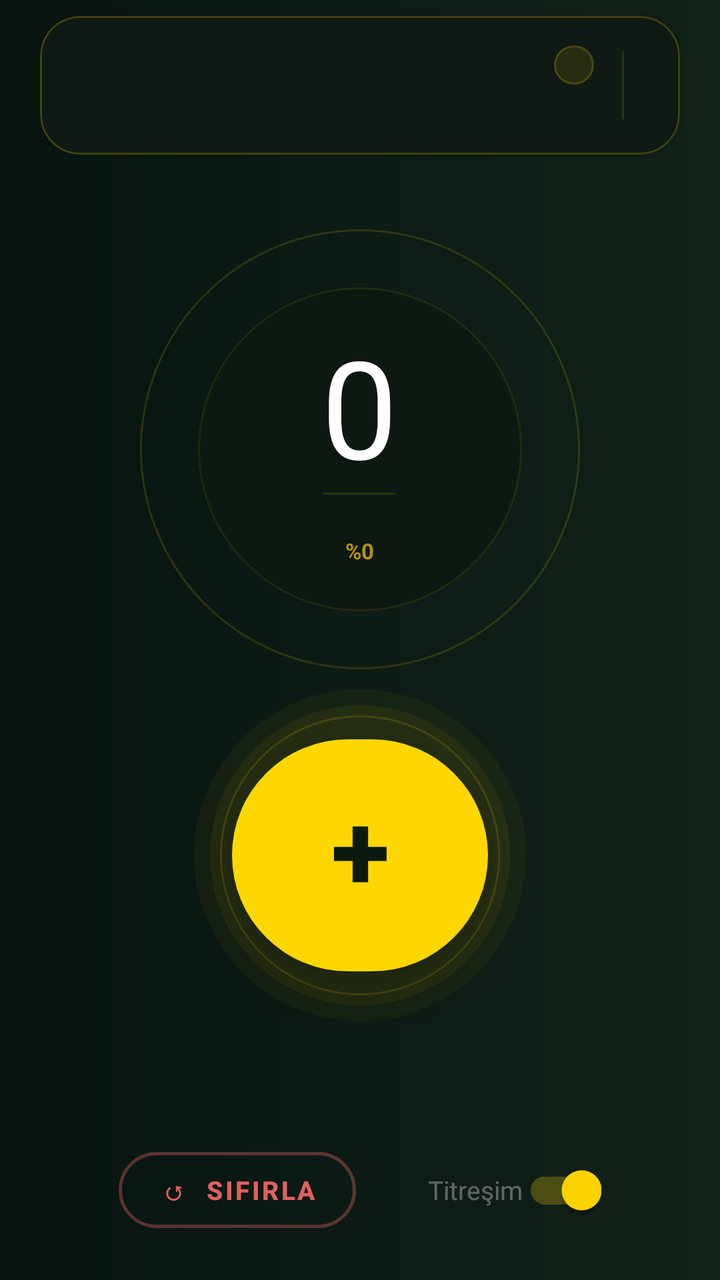
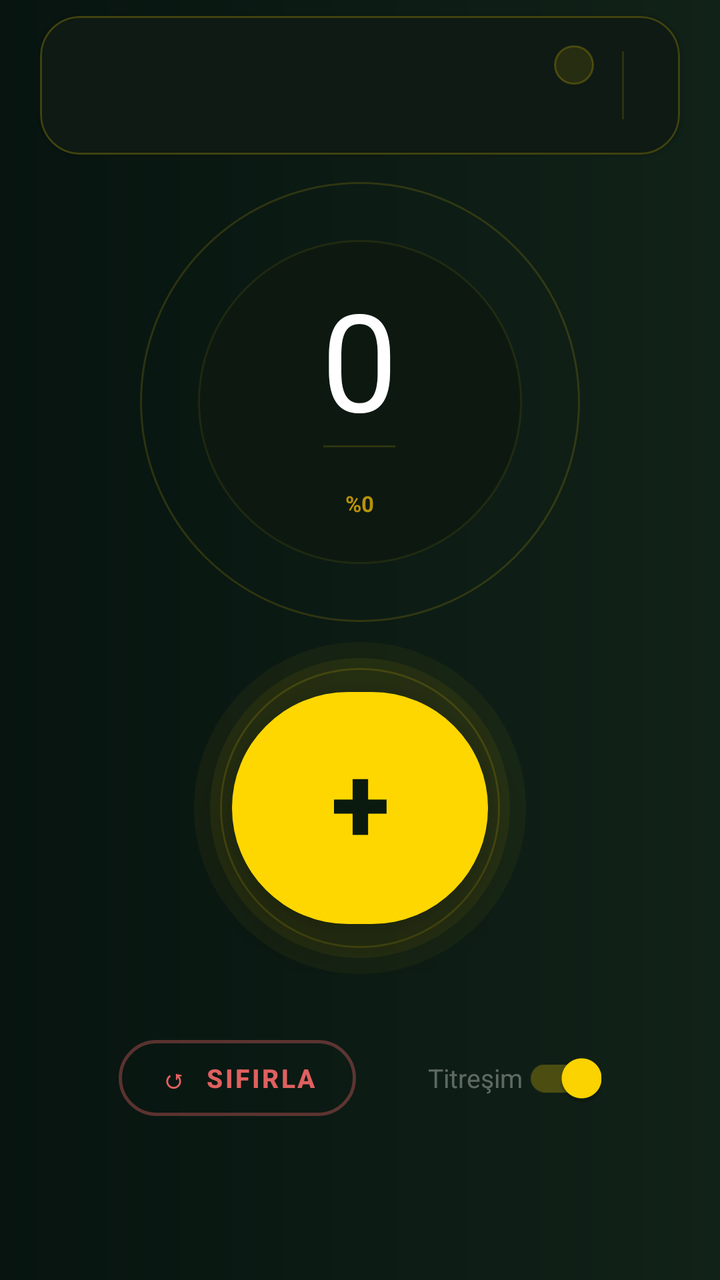

Screens rendered from an Android XML layout before and after an edit, with the pre-edit source and the edit as a unified diff.
<!-- AndroidManifest.xml: application theme Theme.IbadetApp -->
<!-- res/layout/fragment_zikir_counter.xml -->
<?xml version="1.0" encoding="utf-8"?>
<androidx.constraintlayout.widget.ConstraintLayout
    xmlns:android="http://schemas.android.com/apk/res/android"
    xmlns:app="http://schemas.android.com/apk/res-auto"
    android:layout_width="match_parent"
    android:layout_height="match_parent"
    android:background="@drawable/bg_tesbih_gradient">

    
    <com.google.android.material.card.MaterialCardView
        android:id="@+id/card_zikir_info"
        android:layout_width="0dp"
        android:layout_height="wrap_content"
        android:layout_marginHorizontal="20dp"
        android:layout_marginTop="8dp"
        app:cardBackgroundColor="#0E1A13"
        app:cardCornerRadius="20dp"
        app:cardElevation="2dp"
        app:strokeColor="#35FFD700"
        app:strokeWidth="1dp"
        app:layout_constraintTop_toTopOf="parent"
        app:layout_constraintStart_toStartOf="parent"
        app:layout_constraintEnd_toEndOf="parent">

        <LinearLayout
            android:layout_width="match_parent"
            android:layout_height="wrap_content"
            android:orientation="horizontal"
            android:gravity="center_vertical"
            android:paddingStart="16dp"
            android:paddingEnd="14dp"
            android:paddingVertical="12dp">

            <LinearLayout
                android:layout_width="0dp"
                android:layout_height="wrap_content"
                android:layout_weight="1"
                android:orientation="vertical">

                <LinearLayout
                    android:layout_width="match_parent"
                    android:layout_height="wrap_content"
                    android:orientation="horizontal"
                    android:gravity="center_vertical"
                    android:layout_marginBottom="4dp">

                    <TextView
                        android:id="@+id/tv_zikir_translit"
                        android:layout_width="0dp"
                        android:layout_height="wrap_content"
                        android:layout_weight="1"
                        android:textSize="16sp"
                        android:textStyle="bold"
                        android:textColor="#F5F5F5"
                        android:layout_marginEnd="8dp" />

                    <TextView
                        android:id="@+id/tv_zikir_category"
                        android:layout_width="wrap_content"
                        android:layout_height="wrap_content"
                        android:textSize="10sp"
                        android:textColor="#FFD700"
                        android:background="@drawable/bg_category_badge"
                        android:paddingHorizontal="10dp"
                        android:paddingVertical="3dp" />

                </LinearLayout>

                <TextView
                    android:id="@+id/tv_zikir_turkish"
                    android:layout_width="match_parent"
                    android:layout_height="wrap_content"
                    android:textSize="12sp"
                    android:textColor="#65FFFFFF"
                    android:maxLines="1"
                    android:ellipsize="end" />

            </LinearLayout>

            <View
                android:layout_width="1dp"
                android:layout_height="34dp"
                android:layout_marginHorizontal="14dp"
                android:background="#20FFD700" />

            <TextView
                android:id="@+id/tv_zikir_arabic"
                android:layout_width="wrap_content"
                android:layout_height="wrap_content"
                android:textSize="22sp"
                android:textColor="#FFD700"
                android:gravity="center"
                android:textDirection="rtl"
                android:fontFamily="@font/arabic_font"
                android:lineSpacingMultiplier="1.4"
                android:shadowColor="#90FFD700"
                android:shadowDx="0"
                android:shadowDy="0"
                android:shadowRadius="8" />

        </LinearLayout>

    </com.google.android.material.card.MaterialCardView>

    
    <FrameLayout
        android:id="@+id/fl_counter"
        android:layout_width="220dp"
        android:layout_height="220dp"
        app:layout_constraintTop_toBottomOf="@id/card_zikir_info"
        app:layout_constraintBottom_toTopOf="@id/fl_button"
        app:layout_constraintStart_toStartOf="parent"
        app:layout_constraintEnd_toEndOf="parent"
        app:layout_constraintVertical_chainStyle="packed"
        app:layout_constraintVertical_bias="0.42">

        <View
            android:layout_width="220dp"
            android:layout_height="220dp"
            android:layout_gravity="center"
            android:background="@drawable/bg_ring_outer" />

        <com.google.android.material.progressindicator.CircularProgressIndicator
            android:id="@+id/progress_bar"
            android:layout_width="200dp"
            android:layout_height="200dp"
            android:layout_gravity="center"
            app:trackThickness="11dp"
            app:indicatorColor="#FFD700"
            app:trackColor="#18FFFFFF"
            app:trackCornerRadius="6dp" />

        <View
            android:layout_width="162dp"
            android:layout_height="162dp"
            android:layout_gravity="center"
            android:background="@drawable/bg_counter_circle" />

        <LinearLayout
            android:layout_width="wrap_content"
            android:layout_height="wrap_content"
            android:layout_gravity="center"
            android:orientation="vertical"
            android:gravity="center">

            <TextView
                android:id="@+id/tv_current_count"
                android:layout_width="wrap_content"
                android:layout_height="wrap_content"
                android:textSize="68sp"
                android:textStyle="bold"
                android:textColor="#FFFFFF"
                android:fontFamily="sans-serif-thin"
                android:text="0"
                android:includeFontPadding="false" />

            <View
                android:layout_width="36dp"
                android:layout_height="1dp"
                android:layout_marginBottom="3dp"
                android:background="#22FFD700" />

            <TextView
                android:id="@+id/tv_target_count"
                android:layout_width="wrap_content"
                android:layout_height="wrap_content"
                android:textSize="11sp"
                android:textColor="#50FFFFFF"
                android:gravity="center" />

            <TextView
                android:id="@+id/tv_progress"
                android:layout_width="wrap_content"
                android:layout_height="wrap_content"
                android:textSize="11sp"
                android:textStyle="bold"
                android:textColor="#B8920A"
                android:text="%0"
                android:layout_marginTop="3dp" />

        </LinearLayout>

    </FrameLayout>

    
    <FrameLayout
        android:id="@+id/fl_button"
        android:layout_width="wrap_content"
        android:layout_height="wrap_content"
        android:layout_marginTop="10dp"
        app:layout_constraintTop_toBottomOf="@id/fl_counter"
        app:layout_constraintBottom_toTopOf="@id/ll_controls"
        app:layout_constraintStart_toStartOf="parent"
        app:layout_constraintEnd_toEndOf="parent">

        
        <View
            android:layout_width="166dp"
            android:layout_height="166dp"
            android:layout_gravity="center"
            android:background="@drawable/bg_button_glow"
            android:alpha="0.09" />

        
        <View
            android:layout_width="150dp"
            android:layout_height="150dp"
            android:layout_gravity="center"
            android:background="@drawable/bg_button_glow"
            android:alpha="0.12" />

        
        <View
            android:layout_width="140dp"
            android:layout_height="140dp"
            android:layout_gravity="center"
            android:background="@drawable/bg_ring_outer" />

        
        <com.google.android.material.button.MaterialButton
            android:id="@+id/btn_count"
            android:layout_width="128dp"
            android:layout_height="128dp"
            android:layout_gravity="center"
            android:text="+"
            android:textSize="54sp"
            android:textColor="#0A1A0E"
            android:textStyle="bold"
            app:backgroundTint="#FFD700"
            app:cornerRadius="64dp"
            android:elevation="16dp"
            android:stateListAnimator="@null"
            android:includeFontPadding="false"
            android:paddingBottom="6dp" />

    </FrameLayout>

    
    <LinearLayout
        android:id="@+id/ll_controls"
        android:layout_width="0dp"
        android:layout_height="wrap_content"
        android:orientation="horizontal"
        android:gravity="center"
        android:paddingHorizontal="32dp"
        android:paddingBottom="20dp"
        android:paddingTop="8dp"
        app:layout_constraintBottom_toBottomOf="parent"
        app:layout_constraintStart_toStartOf="parent"
        app:layout_constraintEnd_toEndOf="parent">

        <com.google.android.material.button.MaterialButton
            android:id="@+id/btn_reset"
            style="@style/Widget.MaterialComponents.Button.OutlinedButton"
            android:layout_width="wrap_content"
            android:layout_height="wrap_content"
            android:text="↺  Sıfırla"
            android:textColor="#E06060"
            android:textSize="13sp"
            android:textStyle="bold"
            android:layout_marginEnd="36dp"
            app:strokeColor="#60E06060"
            app:strokeWidth="1.5dp"
            app:backgroundTint="@android:color/transparent"
            app:cornerRadius="24dp"
            android:paddingHorizontal="20dp"
            android:paddingVertical="10dp" />

        <com.google.android.material.switchmaterial.SwitchMaterial
            android:id="@+id/btn_vibration"
            android:layout_width="wrap_content"
            android:layout_height="wrap_content"
            android:text="Titreşim"
            android:checked="true"
            android:textColor="#55FFFFFF"
            android:textSize="13sp"
            app:thumbTint="#FFD700"
            app:trackTint="#40FFD700" />

    </LinearLayout>

</androidx.constraintlayout.widget.ConstraintLayout>
<!-- resources referenced by this layout -->
<resources>
  <!-- drawable bg_button_glow (drawable) -->
  <?xml version="1.0" encoding="utf-8"?>
  <shape xmlns:android="http://schemas.android.com/apk/res/android"
      android:shape="oval">
      <solid android:color="#80FFD700" />
  </shape>
  <!-- drawable bg_category_badge (drawable) -->
  <?xml version="1.0" encoding="utf-8"?>
  <shape xmlns:android="http://schemas.android.com/apk/res/android">
      <solid android:color="#1AFFD700" />
      <corners android:radius="12dp" />
      <stroke
          android:width="1dp"
          android:color="#35FFD700" />
  </shape>
  <!-- drawable bg_counter_circle (drawable) -->
  <?xml version="1.0" encoding="utf-8"?>
  <shape xmlns:android="http://schemas.android.com/apk/res/android"
      android:shape="oval">
      <solid android:color="#0D1910" />
      <stroke
          android:width="1dp"
          android:color="#15FFD700" />
  </shape>
  <!-- drawable bg_ring_outer (drawable) -->
  <?xml version="1.0" encoding="utf-8"?>
  <shape xmlns:android="http://schemas.android.com/apk/res/android"
      android:shape="oval">
      <solid android:color="@android:color/transparent" />
      <stroke
          android:width="1dp"
          android:color="#25FFD700" />
  </shape>
  <!-- drawable bg_tesbih_gradient (drawable) -->
  <?xml version="1.0" encoding="utf-8"?>
  <shape xmlns:android="http://schemas.android.com/apk/res/android">
      <gradient
          android:type="linear"
          android:angle="180"
          android:startColor="#112218"
          android:endColor="#071410" />
  </shape>
  <style name="Theme.IbadetApp" parent="Theme.MaterialComponents.DayNight.DarkActionBar">
          <item name="colorPrimary">@color/green_primary</item>
          <item name="colorPrimaryDark">@color/green_dark</item>
          <item name="colorAccent">@color/green_light</item>
          <item name="colorPrimaryVariant">@color/green_dark</item>
          <item name="colorOnPrimary">@color/white</item>
          <item name="colorSecondary">@color/green_light</item>
          <item name="colorOnSecondary">@color/white</item>
          <item name="android:statusBarColor">@color/premium_bg_dark</item>
          <item name="android:navigationBarColor">@color/premium_bg_mid</item>
          <item name="windowActionBar">false</item>
          <item name="windowNoTitle">true</item>
      </style>
  <color name="green_primary">#2E7D32</color>
  <color name="green_dark">#1B5E20</color>
  <color name="green_light">#4CAF50</color>
  <color name="white">#FFFFFF</color>
  <color name="premium_bg_dark">#071410</color>
  <color name="premium_bg_mid">#112218</color>
</resources>

<!-- the commit's change to res/layout/fragment_zikir_counter.xml (unified diff, before → after) -->
@@ -243,7 +243,7 @@
         android:orientation="horizontal"
         android:gravity="center"
         android:paddingHorizontal="32dp"
-        android:paddingBottom="20dp"
+        android:paddingBottom="76dp"
         android:paddingTop="8dp"
         app:layout_constraintBottom_toBottomOf="parent"
         app:layout_constraintStart_toStartOf="parent"
